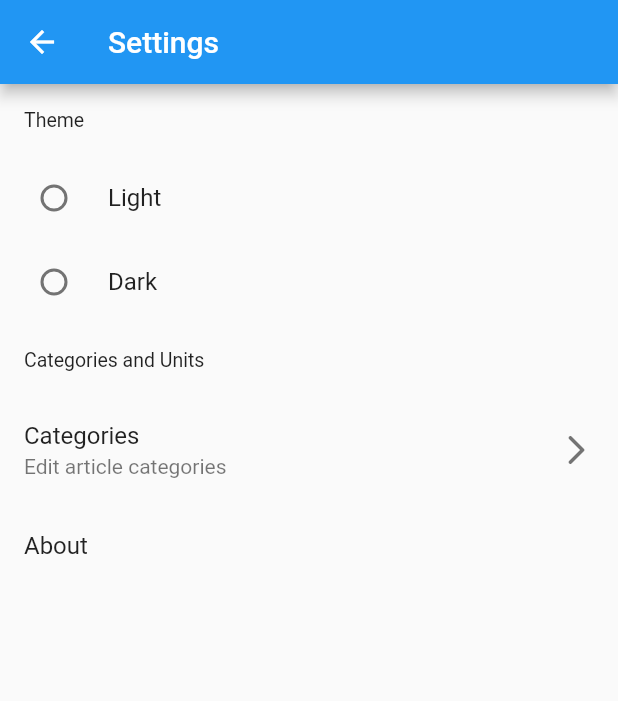
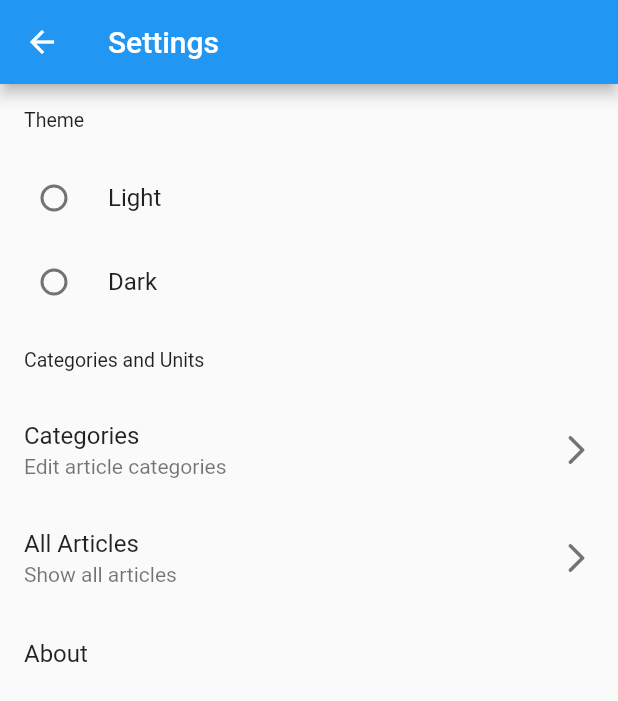
Before and after one commit to F1dsy/shoppinglistapp, a Flutter app: the SettingsView screen opened directly, on a phone screen of 412 x 824 dp. Shown: the top 701 px of the screen. Run offline on Flutter 3.47's test engine with Material 2 defaults, Android fonts, the phone set to English and light mode, and no system bars; our stand-ins replace shared_preferences; accounts and stored records are empty; generated files the repository leaves out were written again.

Commit message:
added all items settings view

```diff
--- a/lib/l10n/app_de.arb
+++ b/lib/l10n/app_de.arb
@@ -1,4 +1,6 @@
 {
+  "allFoodItems": "Alle Artikel",
+  "allFoodItemsDescription": "Alle Artikel ansehen",
   "categories": "Kategorien",
   "categoriesAndUnits": "Kategorien und Einheiten",
   "categoriesDescription": "Artikelkategorien bearbeiten",
--- a/lib/l10n/app_en.arb
+++ b/lib/l10n/app_en.arb
@@ -11,6 +11,8 @@
   "@theme": {
     "description": "theme"
   },
+  "allFoodItems": "All Articles",
+  "allFoodItemsDescription": "Show all articles",
   "categories": "Categories",
   "categoriesAndUnits": "Categories and Units",
   "categoriesDescription": "Edit article categories",
--- a/lib/l10n/app_es.arb
+++ b/lib/l10n/app_es.arb
@@ -1,4 +1,6 @@
 {
+  "allFoodItems": "Todos Articulos",
+  "allFoodItemsDescription": "Ver todos articulos",
   "categories": "Categorías",
   "categoriesAndUnits": "Categorías y unidades",
   "categoriesDescription": "editar",
--- a/lib/views/category_settings_view.dart
+++ b/lib/views/category_settings_view.dart
@@ -3,6 +3,7 @@ import 'package:provider/provider.dart';
 import 'package:shoppinglistapp/components/category_dialog.dart';
 import 'package:shoppinglistapp/models/category.dart';
 import 'package:shoppinglistapp/provider.dart';
+import 'package:flutter_gen/gen_l10n/app_localizations.dart';
 
 class CategorySettingsView extends StatelessWidget {
   const CategorySettingsView({Key? key}) : super(key: key);
@@ -12,7 +13,7 @@ class CategorySettingsView extends StatelessWidget {
     List<Category> categories = Provider.of<AppProvider>(context).categories;
     return Scaffold(
       appBar: AppBar(
-        title: const Text("Categories"),
+        title: Text(AppLocalizations.of(context)!.categories),
         actions: [
           IconButton(
             onPressed: () {
--- a/lib/views/settings_view.dart
+++ b/lib/views/settings_view.dart
@@ -2,6 +2,7 @@ import 'package:flutter/material.dart';
 import 'package:provider/provider.dart';
 import 'package:shoppinglistapp/theme_provider.dart';
 import 'package:flutter_gen/gen_l10n/app_localizations.dart';
+import 'package:shoppinglistapp/views/all_items_settings_view.dart';
 import 'package:shoppinglistapp/views/category_settings_view.dart';
 
 class SettingsView extends StatelessWidget {
@@ -56,6 +57,21 @@ class SettingsView extends StatelessWidget {
             },
           ),
           ListTile(
+            title: Text(AppLocalizations.of(context)!.allFoodItems),
+            subtitle:
+                Text(AppLocalizations.of(context)!.allFoodItemsDescription),
+            trailing: Icon(
+              Icons.arrow_forward_ios_rounded,
+              color: Theme.of(context).textTheme.caption!.color,
+              // color: Color(0xB3FFFFFF),
+            ),
+            onTap: () {
+              Navigator.of(context).push(MaterialPageRoute(
+                builder: (context) => const AllItemsSettingsView(),
+              ));
+            },
+          ),
+          ListTile(
             title: const Text("About"),
             onTap: () {
               showAboutDialog(context: context);
```
Also changed, not shown: lib/views/all_items_settings_view.dart (added, +44 -0 lines).
